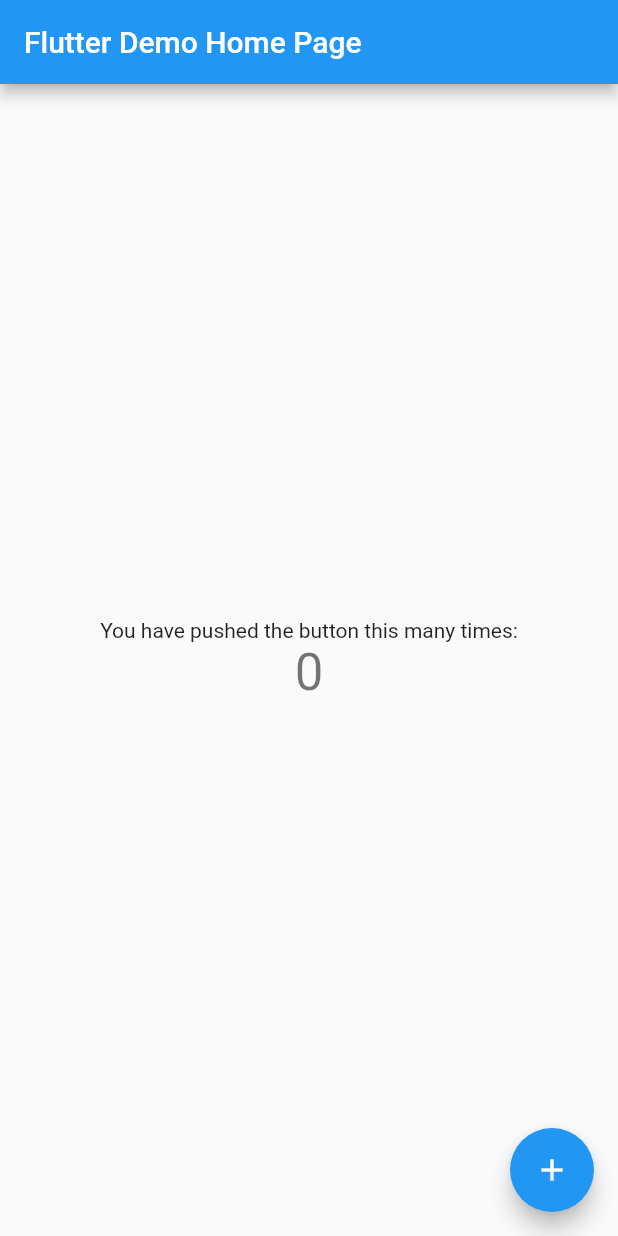
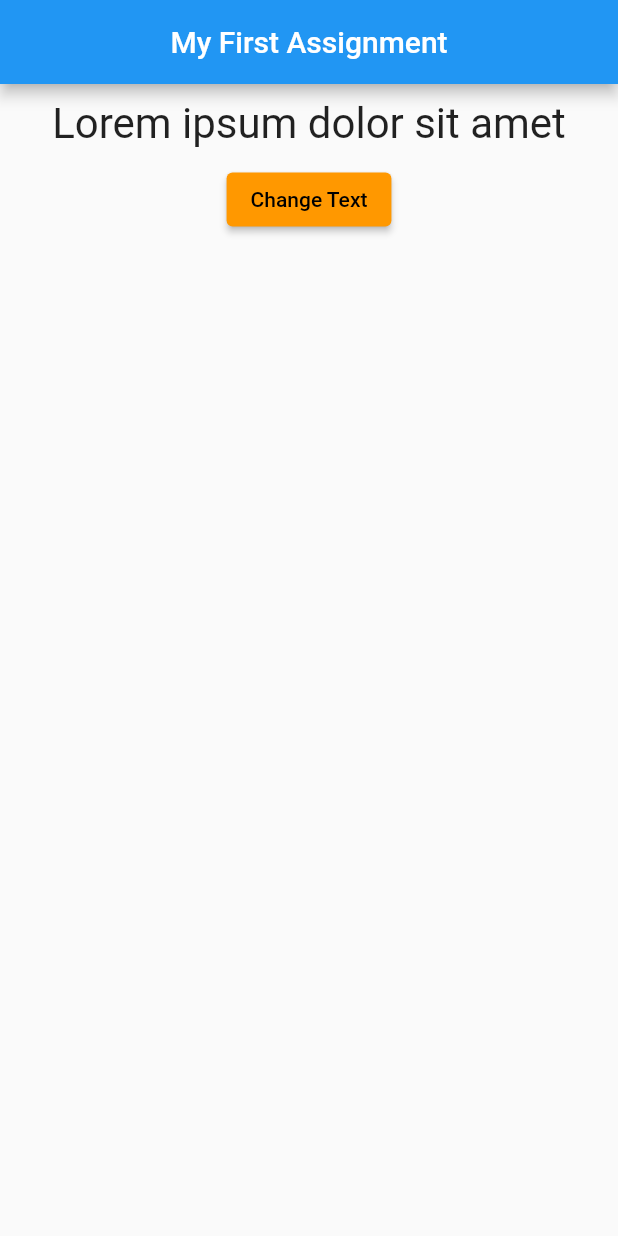
Before and after one commit to annoyingmouse/learning-flutter, a Flutter app: the screen it shows after launch, on a phone screen of 412 x 824 dp. Run offline on Flutter 3.47's test engine with Material 2 defaults, Android fonts, the light colour scheme and no system bars.

Commit message:
Assignment 1 done

```diff
--- /dev/null
+++ b/flutter_assignment_1/lib/app.dart
@@ -0,0 +1,26 @@
+import 'package:flutter/material.dart';
+
+import './text.dart';
+import './button.dart';
+
+class App extends StatelessWidget {
+  final String text;
+  final Function pressHandler;
+
+  App({
+    required this.text,
+    required this.pressHandler,
+  });
+
+  @override
+  Widget build(BuildContext context) {
+    return Column(
+      children: <Widget>[
+        DomText(
+          text,
+        ),
+        TextControl(() => pressHandler()),
+      ],
+    );
+  }
+}
--- /dev/null
+++ b/flutter_assignment_1/lib/button.dart
@@ -0,0 +1,24 @@
+import 'package:flutter/material.dart';
+
+class TextControl extends StatelessWidget {
+  final Function pressHandler;
+
+  TextControl(this.pressHandler);
+
+  @override
+  Widget build(BuildContext context) {
+    return Container(
+      margin: EdgeInsets.only(left: 5, right: 5, bottom: 5),
+      child: ElevatedButton(
+        style: ElevatedButton.styleFrom(
+          primary: Colors.orange,
+          onPrimary: Colors.black,
+        ),
+        child: Text(
+          'Change Text',
+        ),
+        onPressed: () => pressHandler(),
+      ),
+    );
+  }
+}
--- a/flutter_assignment_1/lib/main.dart
+++ b/flutter_assignment_1/lib/main.dart
@@ -3,115 +3,41 @@
 // 2) Add a button which changes the text (to any other text of your choice)
 // 3) Split the app into three widgets: App, TextControl & Text
 import 'package:flutter/material.dart';
+import './app.dart';
 
-void main() => runApp(const MyApp());
+void main() => runApp(MyApp());
 
-class MyApp extends StatelessWidget {
-  const MyApp({Key? key}) : super(key: key);
-
-  // This widget is the root of your application.
+class MyApp extends StatefulWidget {
   @override
-  Widget build(BuildContext context) {
-    return MaterialApp(
-      title: 'Flutter Demo',
-      theme: ThemeData(
-        // This is the theme of your application.
-        //
-        // Try running your application with "flutter run". You'll see the
-        // application has a blue toolbar. Then, without quitting the app, try
-        // changing the primarySwatch below to Colors.green and then invoke
-        // "hot reload" (press "r" in the console where you ran "flutter run",
-        // or simply save your changes to "hot reload" in a Flutter IDE).
-        // Notice that the counter didn't reset back to zero; the application
-        // is not restarted.
-        primarySwatch: Colors.blue,
-      ),
-      home: const MyHomePage(title: 'Flutter Demo Home Page'),
-    );
+  State<StatefulWidget> createState() {
+    return _MyAppState();
   }
 }
 
-class MyHomePage extends StatefulWidget {
-  const MyHomePage({Key? key, required this.title}) : super(key: key);
+class _MyAppState extends State<MyApp> {
+  final List<String> texts = const [
+    'Lorem ipsum dolor sit amet',
+    'consectetur adipiscing elit'
+  ];
 
-  // This widget is the home page of your application. It is stateful, meaning
-  // that it has a State object (defined below) that contains fields that affect
-  // how it looks.
+  var _textIndex = 0;
 
-  // This class is the configuration for the state. It holds the values (in this
-  // case the title) provided by the parent (in this case the App widget) and
-  // used by the build method of the State. Fields in a Widget subclass are
-  // always marked "final".
-
-  final String title;
-
-  @override
-  State<MyHomePage> createState() => _MyHomePageState();
-}
-
-class _MyHomePageState extends State<MyHomePage> {
-  int _counter = 0;
-
-  void _incrementCounter() {
+  void swapText() {
     setState(() {
-      // This call to setState tells the Flutter framework that something has
-      // changed in this State, which causes it to rerun the build method below
-      // so that the display can reflect the updated values. If we changed
-      // _counter without calling setState(), then the build method would not be
-      // called again, and so nothing would appear to happen.
-      _counter++;
+      _textIndex = _textIndex == 0 ? 1 : 0;
     });
   }
 
   @override
   Widget build(BuildContext context) {
-    // This method is rerun every time setState is called, for instance as done
-    // by the _incrementCounter method above.
-    //
-    // The Flutter framework has been optimized to make rerunning build methods
-    // fast, so that you can just rebuild anything that needs updating rather
-    // than having to individually change instances of widgets.
-    return Scaffold(
-      appBar: AppBar(
-        // Here we take the value from the MyHomePage object that was created by
-        // the App.build method, and use it to set our appbar title.
-        title: Text(widget.title),
-      ),
-      body: Center(
-        // Center is a layout widget. It takes a single child and positions it
-        // in the middle of the parent.
-        child: Column(
-          // Column is also a layout widget. It takes a list of children and
-          // arranges them vertically. By default, it sizes itself to fit its
-          // children horizontally, and tries to be as tall as its parent.
-          //
-          // Invoke "debug painting" (press "p" in the console, choose the
-          // "Toggle Debug Paint" action from the Flutter Inspector in Android
-          // Studio, or the "Toggle Debug Paint" command in Visual Studio Code)
-          // to see the wireframe for each widget.
-          //
-          // Column has various properties to control how it sizes itself and
-          // how it positions its children. Here we use mainAxisAlignment to
-          // center the children vertically; the main axis here is the vertical
-          // axis because Columns are vertical (the cross axis would be
-          // horizontal).
-          mainAxisAlignment: MainAxisAlignment.center,
-          children: <Widget>[
-            const Text(
-              'You have pushed the button this many times:',
-            ),
-            Text(
-              '$_counter',
-              style: Theme.of(context).textTheme.headline4,
-            ),
-          ],
-        ),
-      ),
-      floatingActionButton: FloatingActionButton(
-        onPressed: _incrementCounter,
-        tooltip: 'Increment',
-        child: const Icon(Icons.add),
-      ), // This trailing comma makes auto-formatting nicer for build methods.
+    return MaterialApp(
+      debugShowCheckedModeBanner: false,
+      home: Scaffold(
+          appBar: AppBar(
+            centerTitle: true,
+            title: const Text('My First Assignment'),
+          ),
+          body: App(text: texts[_textIndex] as String, pressHandler: swapText)),
     );
   }
 }
--- /dev/null
+++ b/flutter_assignment_1/lib/text.dart
@@ -0,0 +1,20 @@
+import 'package:flutter/material.dart';
+
+class DomText extends StatelessWidget {
+  final String text;
+  DomText(this.text);
+  @override
+  Widget build(BuildContext context) {
+    return Container(
+      width: double.infinity,
+      margin: EdgeInsets.all(10),
+      child: Text(
+        text,
+        style: TextStyle(
+          fontSize: 28,
+        ),
+        textAlign: TextAlign.center,
+      ),
+    );
+  }
+}
--- a/second_app/lib/quiz.dart
+++ b/second_app/lib/quiz.dart
@@ -7,6 +7,7 @@
   final List<Map<String, Object>> questions;
   final Function answerQuestion;
   final int questionIndex;
+
   Quiz({
     required this.answerQuestion,
     required this.questions,
```
